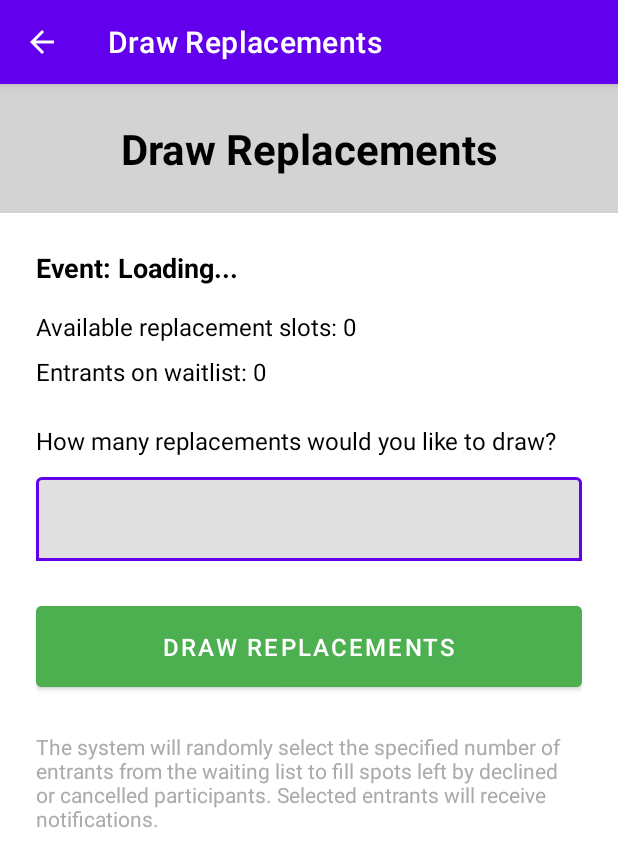
After one commit to CMPUT301F25nachos/nachos-party, an Android app: the DrawReplacementActivity screen opened directly, with no data from a screen before it, on a phone screen of 412 x 824 dp. The commit adds this screen. Shown: the top 867 px of the screen. Run offline under Robolectric (Android 15) with nearby library versions, the phone set to English and light mode, and no system bars; our stand-ins replace Firebase (no records; nobody signed in at launch, a user with empty details on screens opened directly); 1 statement that could not run was skipped.

```diff
--- a/app/Nachosapp/app/src/main/java/com/example/nachos_app/EntrantListActivity.java
+++ b/app/Nachosapp/app/src/main/java/com/example/nachos_app/EntrantListActivity.java
@@ -17,7 +17,6 @@ import androidx.appcompat.app.AppCompatActivity;
 import androidx.recyclerview.widget.LinearLayoutManager;
 import androidx.recyclerview.widget.RecyclerView;
 
-import com.google.android.gms.tasks.OnCompleteListener;
 import com.google.android.gms.tasks.OnSuccessListener;
 import com.google.android.gms.tasks.Task;
 import com.google.android.gms.tasks.Tasks;
--- /dev/null
+++ b/app/Nachosapp/app/src/main/res/layout/activity_draw_replacement.xml
@@ -0,0 +1,95 @@
+<?xml version="1.0" encoding="utf-8"?>
+<LinearLayout xmlns:android="http://schemas.android.com/apk/res/android"
+    xmlns:app="http://schemas.android.com/apk/res-auto"
+    android:layout_width="match_parent"
+    android:layout_height="match_parent"
+    android:orientation="vertical"
+    android:background="@android:color/white">
+
+    <TextView
+        android:layout_width="match_parent"
+        android:layout_height="wrap_content"
+        android:background="#D3D3D3"
+        android:gravity="center"
+        android:padding="24dp"
+        android:text="Draw Replacements"
+        android:textColor="@android:color/black"
+        android:textSize="28sp"
+        android:textStyle="bold" />
+
+    <LinearLayout
+        android:layout_width="match_parent"
+        android:layout_height="wrap_content"
+        android:orientation="vertical"
+        android:padding="24dp">
+
+        <TextView
+            android:id="@+id/eventNameText"
+            android:layout_width="match_parent"
+            android:layout_height="wrap_content"
+            android:text="Event: Loading..."
+            android:textColor="@android:color/black"
+            android:textSize="18sp"
+            android:textStyle="bold" />
+
+        <TextView
+            android:id="@+id/availableSlotsText"
+            android:layout_width="match_parent"
+            android:layout_height="wrap_content"
+            android:layout_marginTop="16dp"
+            android:text="Available replacement slots: 0"
+            android:textColor="@android:color/black"
+            android:textSize="16sp" />
+
+        <TextView
+            android:id="@+id/waitlistCountText"
+            android:layout_width="match_parent"
+            android:layout_height="wrap_content"
+            android:layout_marginTop="8dp"
+            android:text="Entrants on waitlist: 0"
+            android:textColor="@android:color/black"
+            android:textSize="16sp" />
+
+        <TextView
+            android:layout_width="match_parent"
+            android:layout_height="wrap_content"
+            android:layout_marginTop="24dp"
+            android:text="How many replacements would you like to draw?"
+            android:textColor="@android:color/black"
+            android:textSize="16sp" />
+
+        <com.google.android.material.textfield.TextInputLayout
+            android:layout_width="match_parent"
+            android:layout_height="wrap_content"
+            android:layout_marginTop="8dp"
+            app:boxBackgroundMode="outline">
+
+            <com.google.android.material.textfield.TextInputEditText
+                android:id="@+id/numberOfReplacementsInput"
+                android:layout_width="match_parent"
+                android:layout_height="wrap_content"
+                android:inputType="number" />
+        </com.google.android.material.textfield.TextInputLayout>
+
+        <Button
+            android:id="@+id/drawButton"
+            android:layout_width="match_parent"
+            android:layout_height="wrap_content"
+            android:layout_marginTop="24dp"
+            android:padding="16dp"
+            android:text="Draw Replacements"
+            android:textColor="@android:color/white"
+            android:textSize="16sp"
+            android:backgroundTint="#4CAF50" />
+
+        <TextView
+            android:layout_width="match_parent"
+            android:layout_height="wrap_content"
+            android:layout_marginTop="24dp"
+            android:text="The system will randomly select the specified number of entrants from the waiting list to fill spots left by declined or cancelled participants. Selected entrants will receive notifications."
+            android:textColor="@android:color/darker_gray"
+            android:textSize="14sp" />
+
+    </LinearLayout>
+
+</LinearLayout>
```
Also changed, not shown: app/Nachosapp/app/src/main/AndroidManifest.xml (+3 -4 lines), app/Nachosapp/app/src/main/java/com/example/nachos_app/DrawReplacementActivity.java (added, +263 -0 lines), app/Nachosapp/app/src/main/java/com/example/nachos_app/EventDetailsActivity.java (+9 -0 lines), app/Nachosapp/app/src/main/res/layout/activity_event_details.xml (+10 -0 lines).
